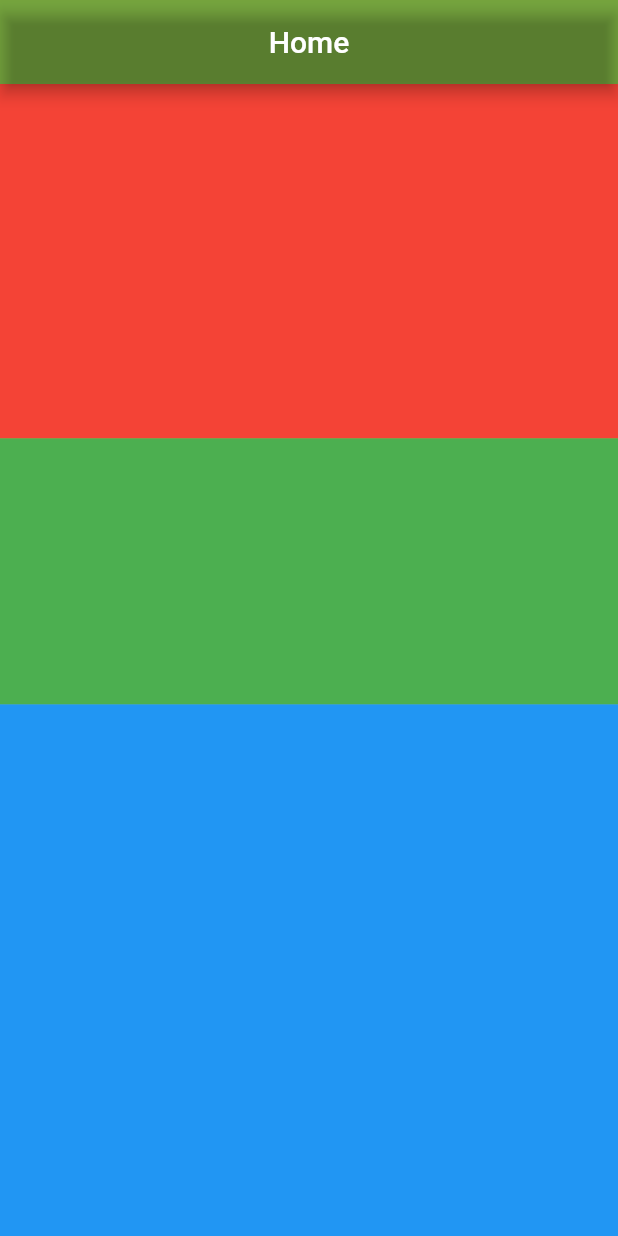
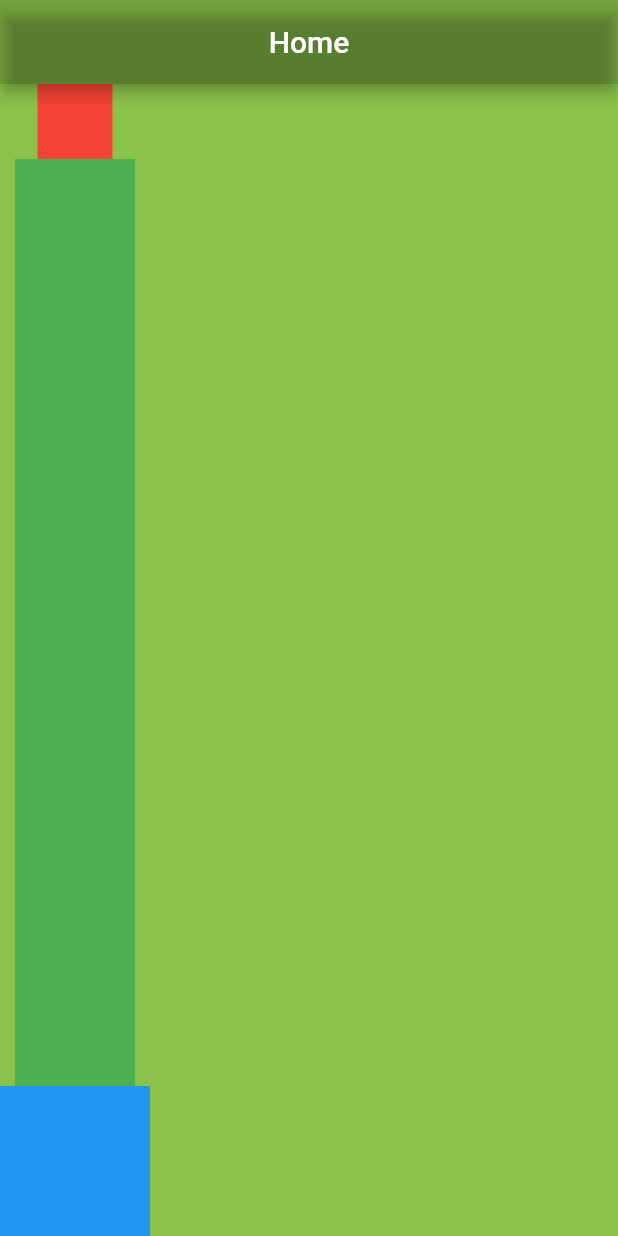
Before and after one commit to ShRudra88/flutter_ostad_live_cls, a Flutter app: the screen it shows after launch, on a phone screen of 412 x 824 dp. Run offline on Flutter 3.47's test engine with Material 2 defaults, Android fonts, the phone set to English and light mode, and no system bars.

Commit message:
Expanded widget

```diff
--- a/lib/main.dart
+++ b/lib/main.dart
@@ -29,33 +29,25 @@ class HomeScreen extends StatelessWidget {
       backgroundColor: Colors.lightGreen,
       body: Column(
         children: <Widget>[
-          Flexible(
-            flex: 4,
-            fit: FlexFit.tight,
+          Container(
+            color: Colors.red,
+            width: 50.0,
+            height: 50.0,
+          ),
+          Expanded(
             child: Container(
-              color: Colors.red,
-              height: 50,
+              color: Colors.green,
+              height: 50.0,
+              width: 80,
             ),
           ),
-          Flexible(
-            flex: 3,
-            fit: FlexFit.tight,
-            child: Container(
-              color: Colors.green,
-              height: 50,
-            ),
-          ),
-          Flexible(
-            flex: 6,
-            fit: FlexFit.tight,
-            child: Container(
-              color: Colors.blue,
-              height: 50,
-            ),
+          Container(
+            color: Colors.blue,
+            width: 100,
+            height: 100,
           ),
         ],
       )
-
     );
   }
 }
```
